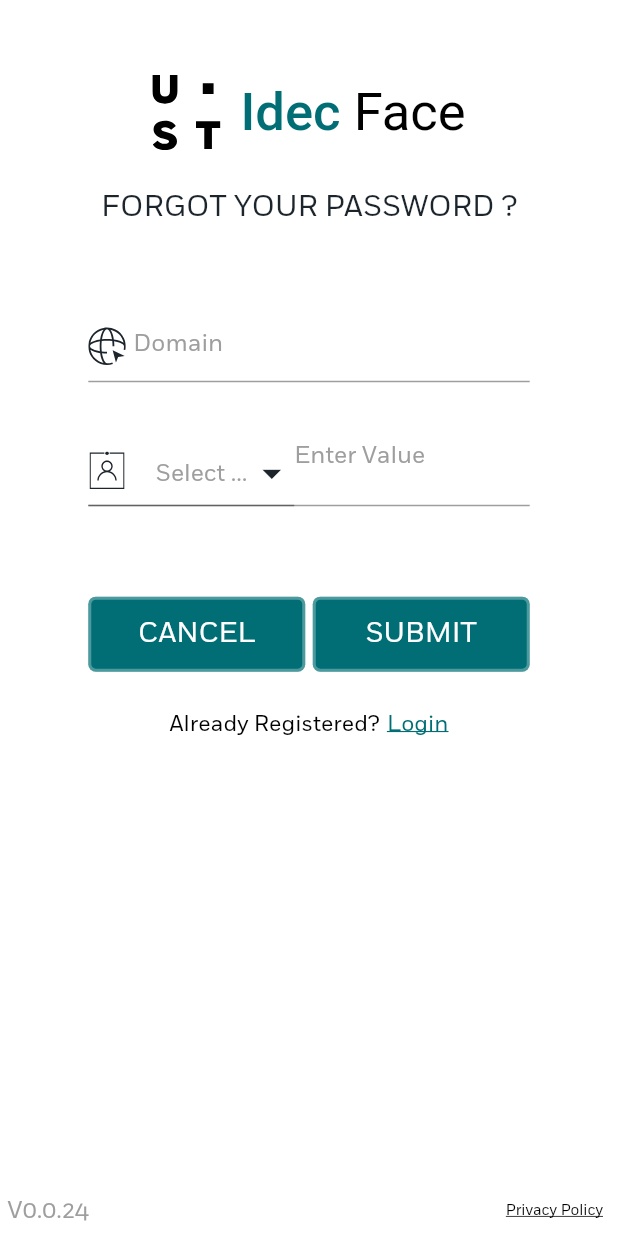
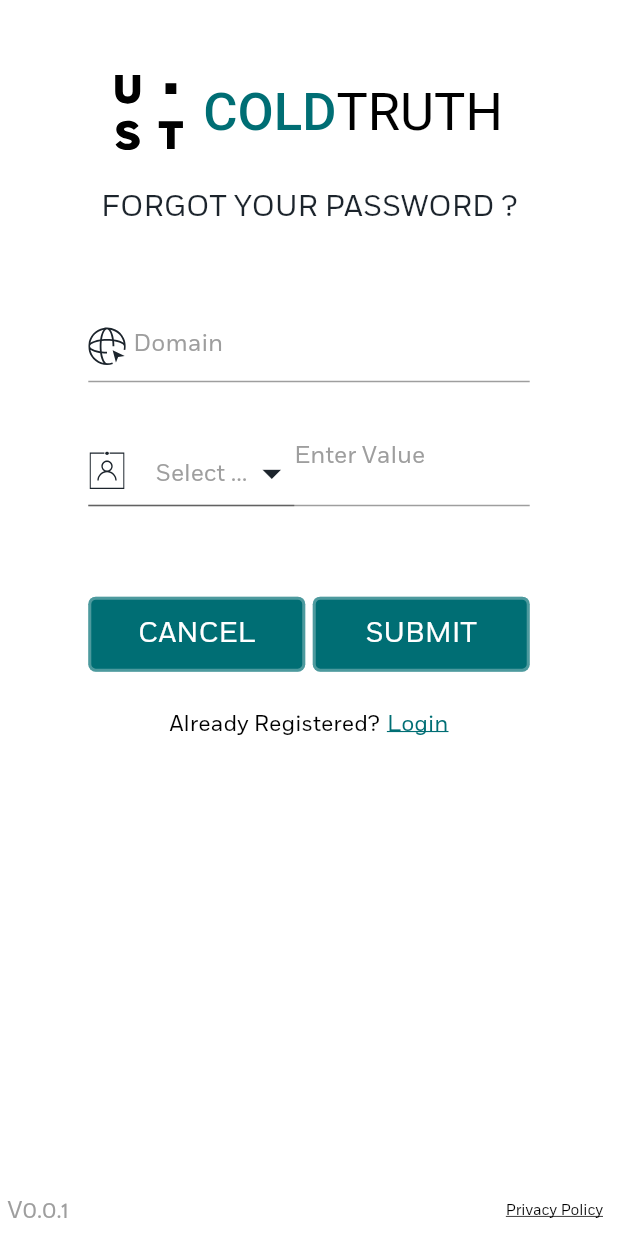
Before and after one commit to noeljolly09/idec_face, a Flutter app: the screen it shows after launch, after a tap on "LOGIN", after a tap on "Forgot Password?", on a phone screen of 412 x 824 dp. Run offline on Flutter 3.47's test engine with Material 2 defaults, Android fonts, the phone set to English and light mode, and no system bars; our stand-ins replace connectivity, dio, flutter_riverpod, flutter_slidable, flutter_spinkit, flutter_svg and 7 more; missing offline and left inert: country_list_pick, drop_down_list, encrypt, platform_device_id.

Commit message:
1st release

```diff
--- a/lib/screens/forgot_password.dart
+++ b/lib/screens/forgot_password.dart
@@ -141,11 +141,11 @@ class _ForgotPasswordPageState extends ConsumerState<ForgotPasswordPage> {
                             style: TextStyle(color: Colors.black, fontSize: 35),
                             children: <TextSpan>[
                               TextSpan(
-                                  text: " Idec ",
+                                  text: " COLD",
                                   style: TextStyle(
                                       fontWeight: FontWeight.w500,
                                       color: AppConstants.primaryColor)),
-                              TextSpan(text: 'Face', style: TextStyle())
+                              TextSpan(text: 'TRUTH', style: TextStyle())
                             ],
                           ),
                         )
--- a/lib/screens/login/login_screen.dart
+++ b/lib/screens/login/login_screen.dart
@@ -7,9 +7,6 @@ import 'package:idec_face/dialogs/change_password_dialog.dart';
 import 'package:idec_face/dialogs/info_dialog/dialog_with_timer.dart';
 import 'package:idec_face/models/login/login_request.dart';
 import 'package:idec_face/models/login/login_response.dart';
-import 'package:idec_face/models/login/user_details_request.dart';
-import 'package:idec_face/models/login/user_details_response.dart';
-import 'package:idec_face/models/password_change/change_password_request.dart';
 import 'package:idec_face/models/priviledge/privildege_request.dart';
 import 'package:idec_face/models/priviledge/priviledge_response.dart';
 import 'package:idec_face/network/core/service_response.dart';
@@ -111,11 +108,11 @@ class _LoginPageState extends ConsumerState<LoginPage> {
                             style: TextStyle(color: Colors.black, fontSize: 35),
                             children: <TextSpan>[
                               TextSpan(
-                                  text: " IDEC ",
+                                  text: " COLD",
                                   style: TextStyle(
                                       fontWeight: FontWeight.w500,
                                       color: AppConstants.primaryColor)),
-                              TextSpan(text: 'FACE', style: TextStyle())
+                              TextSpan(text: 'TRUTH', style: TextStyle())
                             ],
                           ),
                         )
--- a/lib/screens/people_profile/enrolled_page.dart
+++ b/lib/screens/people_profile/enrolled_page.dart
@@ -6,7 +6,6 @@ import 'package:idec_face/constants.dart';
 import 'package:idec_face/custom_widgets/custom_appbar.dart';
 import 'package:idec_face/custom_widgets/search_bar.dart';
 import 'package:idec_face/dialogs/info_dialog/dialog_with_timer.dart';
-import 'package:idec_face/dialogs/profile_dialog.dart';
 import 'package:idec_face/models/people_profile/all_employees_request.dart';
 import 'package:idec_face/models/people_profile/all_employees_response.dart';
 import 'package:idec_face/network/core/service_constants/service_constants.dart';
--- a/lib/screens/registration/registration_screen.dart
+++ b/lib/screens/registration/registration_screen.dart
@@ -328,11 +328,11 @@ class _RegistrationPageState extends ConsumerState<RegistrationPage> {
                         style: TextStyle(color: Colors.black, fontSize: 35),
                         children: <TextSpan>[
                           TextSpan(
-                              text: " IDEC ",
+                              text: " COLD",
                               style: TextStyle(
                                   fontWeight: FontWeight.w500,
                                   color: AppConstants.primaryColor)),
-                          TextSpan(text: 'FACE', style: TextStyle())
+                          TextSpan(text: 'TRUTH', style: TextStyle())
                         ],
                       ),
                     )
--- a/pubspec.yaml
+++ b/pubspec.yaml
@@ -15,7 +15,7 @@ publish_to: 'none' # Remove this line if you wish to publish to pub.dev
 # In iOS, build-name is used as CFBundleShortVersionString while build-number used as CFBundleVersion.
 # Read more about iOS versioning at
 # https://developer.apple.com/library/archive/documentation/General/Reference/InfoPlistKeyReference/Articles/CoreFoundationKeys.html
-version: 0.0.24+37
+version: 0.0.1+1
 
 environment:
   sdk: ">=2.16.2 <3.0.0"
```
Also changed, not shown: assets/svg/logo.svg, 3 other files.
